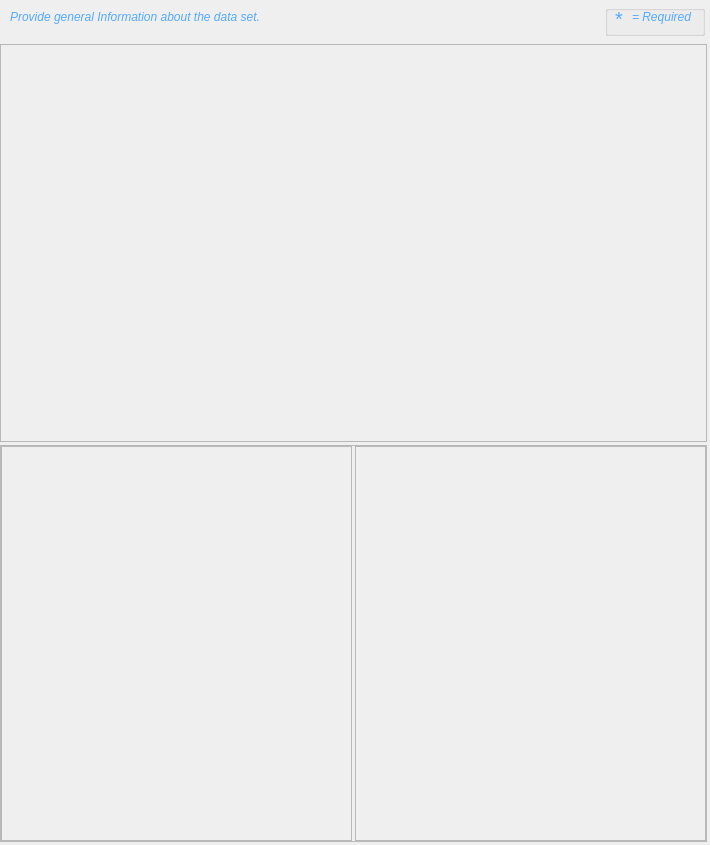
DOI-USGS/fort-pymdwizard, file pymdwizard/gui/ui_files/idinfo.ui: the form before one commit.
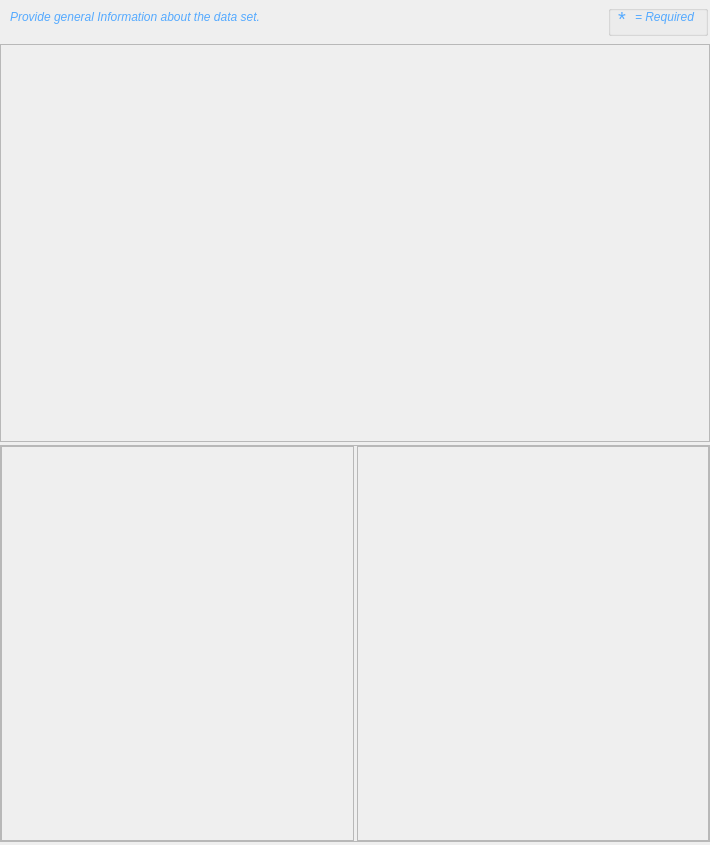
The form after the commit.

Patch:
```diff
--- a/pymdwizard/gui/ui_files/idinfo.ui
+++ b/pymdwizard/gui/ui_files/idinfo.ui
@@ -24,7 +24,7 @@
     <number>3</number>
    </property>
    <property name="rightMargin">
-    <number>3</number>
+    <number>0</number>
    </property>
    <property name="bottomMargin">
     <number>3</number>
@@ -306,7 +306,7 @@
            <rect>
             <x>0</x>
             <y>0</y>
-            <width>703</width>
+            <width>706</width>
             <height>804</height>
            </rect>
           </property>
```
